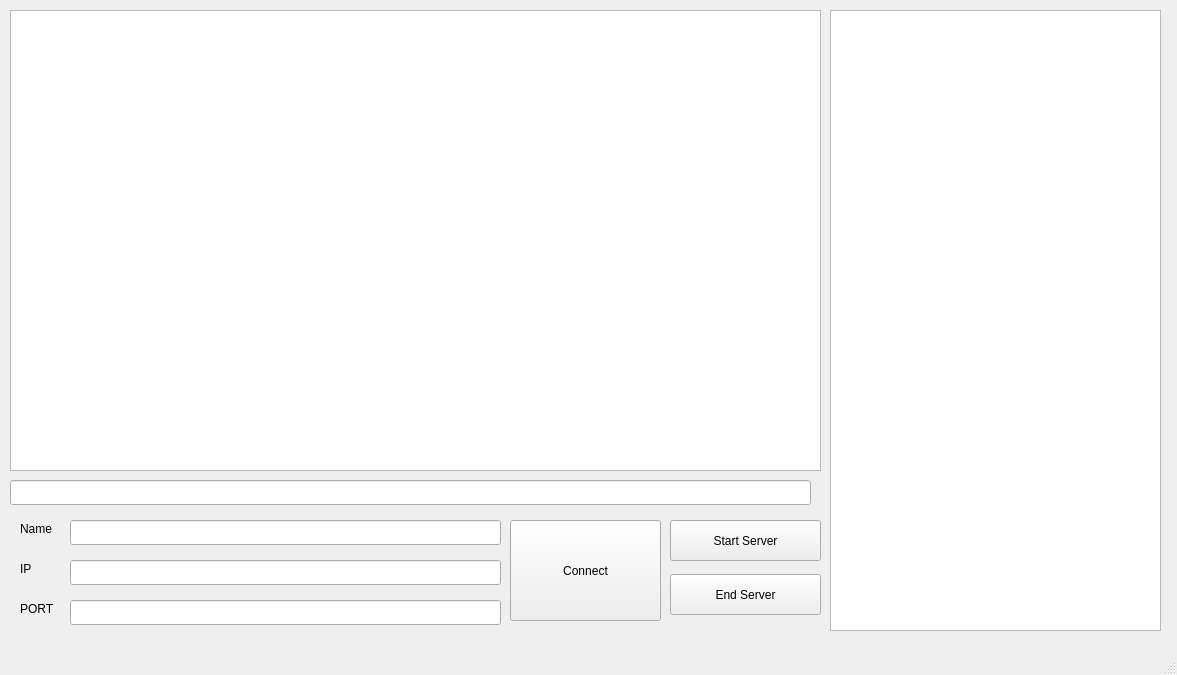
Qt form TheBeer4Qt5/clientwindow.ui (LionKingSmasher/The_Beer) before a commit.
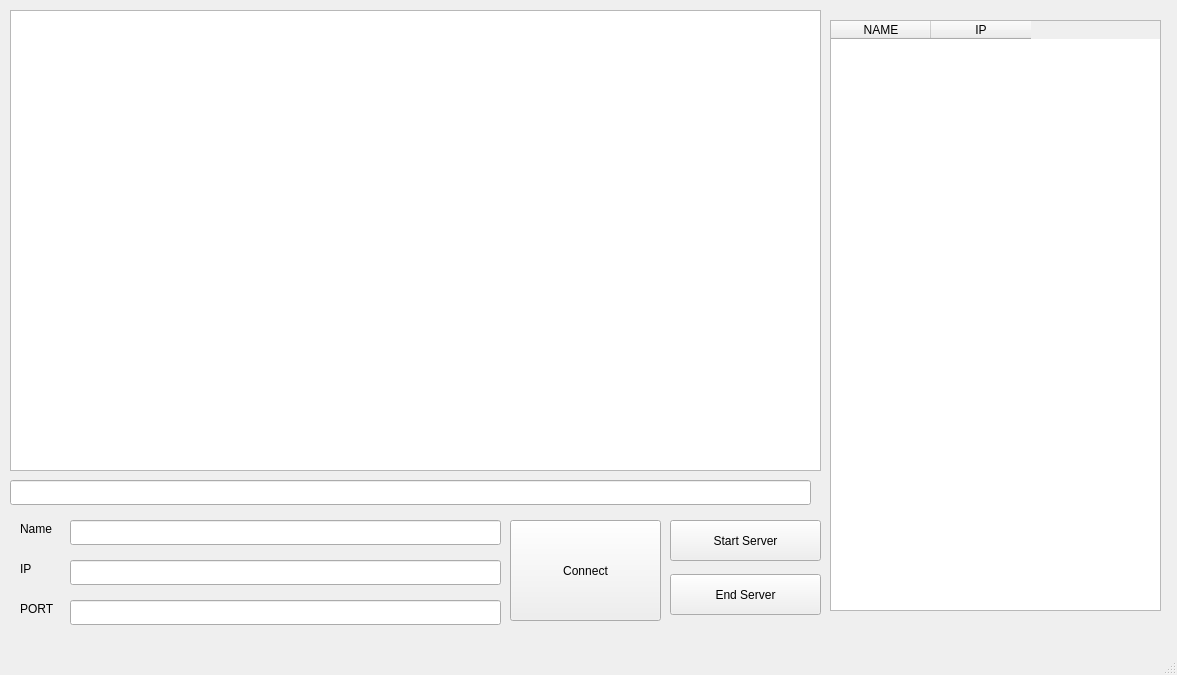
The same form after that commit.

```diff
--- a/TheBeer4Qt5/clientwindow.ui
+++ b/TheBeer4Qt5/clientwindow.ui
@@ -14,16 +14,6 @@
    <string>ClientWindow</string>
   </property>
   <widget class="QWidget" name="centralwidget">
-   <widget class="QListView" name="IPNodeList">
-    <property name="geometry">
-     <rect>
-      <x>830</x>
-      <y>10</y>
-      <width>331</width>
-      <height>621</height>
-     </rect>
-    </property>
-   </widget>
    <widget class="QLineEdit" name="PortBOX">
     <property name="geometry">
      <rect>
@@ -152,6 +142,26 @@
      </rect>
     </property>
    </widget>
+   <widget class="QTableWidget" name="IPList">
+    <property name="geometry">
+     <rect>
+      <x>830</x>
+      <y>20</y>
+      <width>331</width>
+      <height>591</height>
+     </rect>
+    </property>
+    <column>
+     <property name="text">
+      <string>NAME</string>
+     </property>
+    </column>
+    <column>
+     <property name="text">
+      <string>IP</string>
+     </property>
+    </column>
+   </widget>
   </widget>
   <widget class="QMenuBar" name="menubar">
    <property name="geometry">
```
